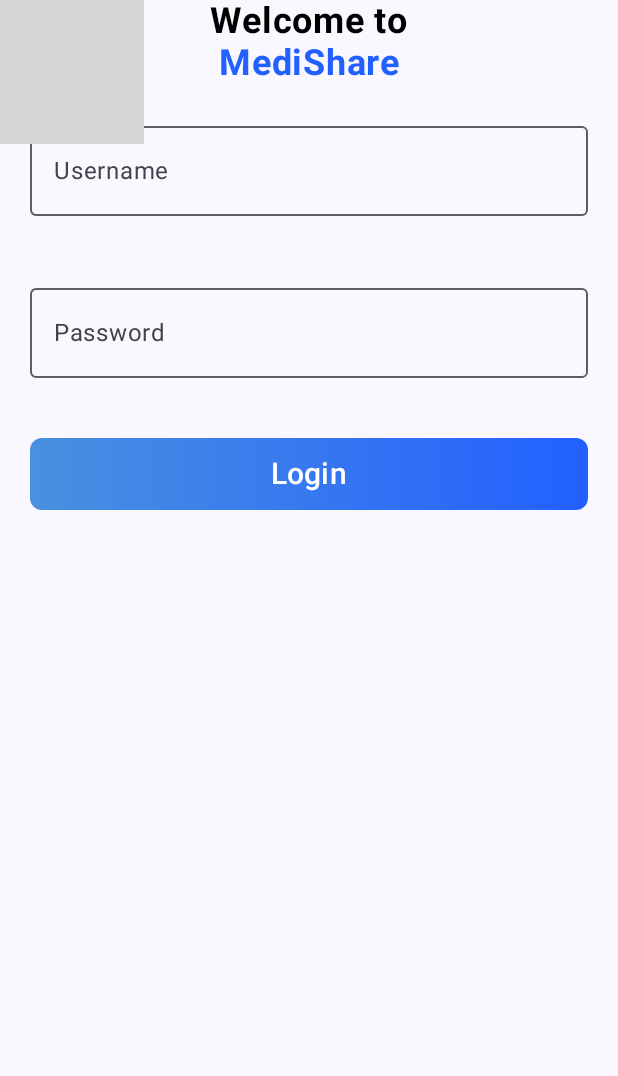
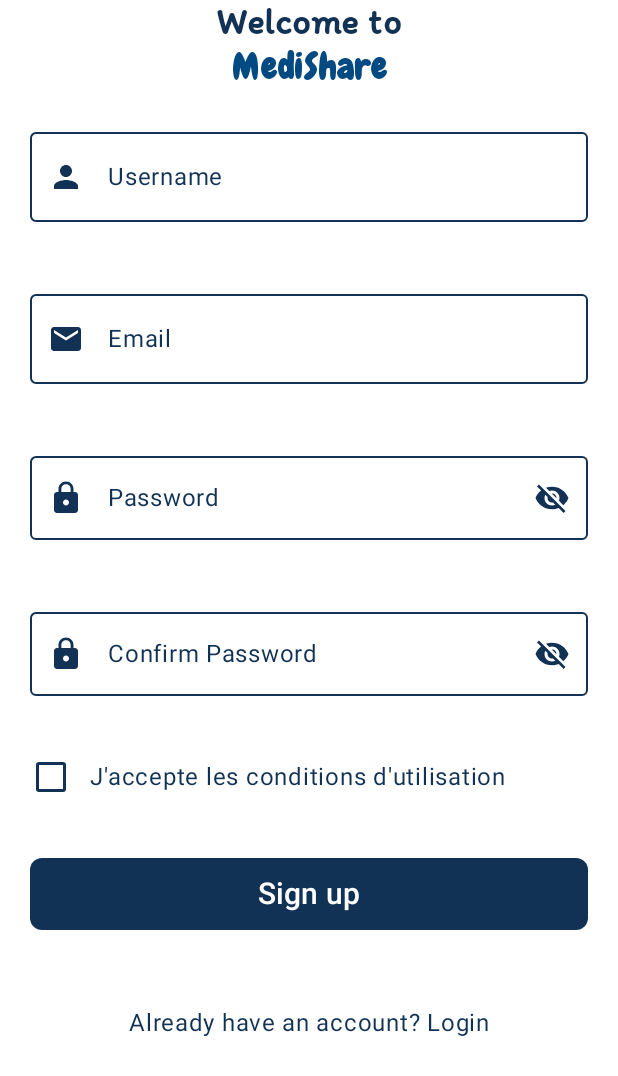
Before and after one commit to hadhemi13/MediShareAndroid, an Android app built with Jetpack Compose: the screen it shows after launch (MainActivity), on a phone screen of 412 x 824 dp. Shown: the top 1076 px of the screen. Run offline under Robolectric (Android 15) with nearby library versions, the phone set to English and light mode, and no system bars; grey boxes are pictures that could not be loaded.

Commit message:
signup ui

```diff
--- a/app/build.gradle.kts
+++ b/app/build.gradle.kts
@@ -66,4 +66,6 @@ dependencies {
     androidTestImplementation(libs.androidx.ui.test.junit4)
     debugImplementation(libs.androidx.ui.tooling)
     debugImplementation(libs.androidx.ui.test.manifest)
+    implementation ("androidx.compose.material:material-icons-extended:1.5.0")
+
 }
--- a/app/src/main/java/com/example/medishareandroid/MainActivity.kt
+++ b/app/src/main/java/com/example/medishareandroid/MainActivity.kt
@@ -4,35 +4,15 @@ import android.os.Bundle
 import androidx.activity.ComponentActivity
 import androidx.activity.compose.setContent
 import androidx.activity.enableEdgeToEdge
-import androidx.compose.foundation.Image
-import androidx.compose.foundation.background
-import androidx.compose.foundation.layout.Box
 import androidx.compose.foundation.layout.Column
-import androidx.compose.foundation.layout.PaddingValues
 import androidx.compose.foundation.layout.fillMaxSize
-import androidx.compose.foundation.layout.fillMaxWidth
-import androidx.compose.foundation.layout.imePadding
 import androidx.compose.foundation.layout.padding
-import androidx.compose.material3.Button
-import androidx.compose.material3.ButtonDefaults
-import androidx.compose.material3.MaterialTheme
-import androidx.compose.material3.OutlinedTextField
 import androidx.compose.material3.Scaffold
-import androidx.compose.material3.Text
 import androidx.compose.runtime.Composable
-import androidx.compose.runtime.mutableStateOf
-import androidx.compose.runtime.remember
-import androidx.compose.ui.Alignment
 import androidx.compose.ui.Modifier
-import androidx.compose.ui.graphics.Brush
-import androidx.compose.ui.graphics.Color
-import androidx.compose.ui.res.colorResource
-import androidx.compose.ui.res.painterResource
-import androidx.compose.ui.text.font.FontWeight
 import androidx.compose.ui.tooling.preview.Preview
-import androidx.compose.ui.unit.dp
-import androidx.compose.ui.unit.sp
 import com.example.medishareandroid.ui.theme.MediSHareAndroidTheme
+import com.example.medishareandroid.user.Signup
 
 class MainActivity : ComponentActivity() {
     override fun onCreate(savedInstanceState: Bundle?) {
@@ -41,8 +21,8 @@ class MainActivity : ComponentActivity() {
         setContent {
             MediSHareAndroidTheme {
                 Scaffold(modifier = Modifier.fillMaxSize()) { innerPadding ->
-                    logo()
-                    Greeting(
+
+                    Signup(
 
                         modifier = Modifier
                             .fillMaxSize()
@@ -55,122 +35,15 @@ class MainActivity : ComponentActivity() {
     }
 }
 
-@Composable
-fun logo() {
-    Image(
-        painter = painterResource(R.drawable.logo),
-        contentDescription = "logo",
-        modifier = Modifier.padding(end = 20.dp)
-    )
-}
-
-@Composable
-fun Greeting(modifier: Modifier = Modifier) {
-    val username = remember { mutableStateOf("") }
-    val password = remember { mutableStateOf("") }
-
-    Column(
-        modifier = Modifier
-            .fillMaxSize()
-            .imePadding(),
-        horizontalAlignment = Alignment.CenterHorizontally
-    ) {
-
-        Text(
-            text = "Welcome to",
-            fontSize = 24.sp,
-            fontWeight = FontWeight.Bold,
-            color = Color.Black
 
 
-        )
-
-
-
-        Text(
-            text = "MediShare",
-            fontSize = 24.sp,
-            fontWeight = FontWeight.Bold,
-            color = colorResource(R.color.bleu),
-        )
-
-        OutlinedTextField(
-            value = username.value,
-            onValueChange = {
-                username.value = it
-
-            },
-            modifier = Modifier
-                .fillMaxWidth()
-                .padding(20.dp),
-            textStyle = androidx.compose.ui.text.TextStyle(
-                color = Color.Black,
-                fontSize = 24.sp,
-                fontWeight = FontWeight.Bold
-            ),
-            label = { Text("Username") },
-            singleLine = true
-        )
-        OutlinedTextField(
-            value = password.value,
-            onValueChange = {
-                password.value = it
-
-            },
-            modifier = Modifier
-                .fillMaxWidth()
-                .padding(20.dp),
-            textStyle = androidx.compose.ui.text.TextStyle(
-                color = Color.Black,
-                fontSize = 24.sp,
-                fontWeight = FontWeight.Bold
-            ),
-            label = { Text("Password") },
-            singleLine = true
-        )
-        Box(
-            modifier = Modifier
-                .fillMaxWidth()
-                .padding(20.dp)
-                .background(
-                    brush = Brush.horizontalGradient(
-                        colors = listOf(
-
-                            Color(0xFF4A90E0),
-                            Color(0xFF2260FF)
-                        )
-                    ),
-                    shape = MaterialTheme.shapes.small // Adjust shape to match button
-                )
-        ) {
-            Button(
-                onClick = {},
-                modifier = Modifier.fillMaxWidth(),
-                colors = ButtonDefaults.buttonColors(
-                    containerColor = Color.Transparent // Set to transparent to show gradient
-                ),
-                contentPadding = PaddingValues() // Remove padding for alignment
-            ) {
-                Text(
-                    "Login",
-                    fontSize = 20.sp,
-                    color = Color.White // Adjust text color as needed
-                )
-            }
-        }
-
-    }
-
-
-}
 
 @Preview(showBackground = true)
 @Composable
 fun GreetingPreview() {
     MediSHareAndroidTheme {
         Column {
-            logo()
-            Greeting()
+
         }
     }
 }
--- a/app/src/main/java/com/example/medishareandroid/user/Signup.kt
+++ b/app/src/main/java/com/example/medishareandroid/user/Signup.kt
@@ -1 +1,307 @@
 package com.example.medishareandroid.user
+import android.widget.Toast
+import androidx.compose.foundation.Image
+import androidx.compose.foundation.background
+import androidx.compose.foundation.clickable
+import androidx.compose.foundation.layout.*
+import androidx.compose.foundation.rememberScrollState
+import androidx.compose.foundation.verticalScroll
+import androidx.compose.material.icons.Icons
+import androidx.compose.material.icons.filled.Email
+import androidx.compose.material.icons.filled.Lock
+import androidx.compose.material.icons.filled.Person
+import androidx.compose.material.icons.filled.Visibility
+import androidx.compose.material.icons.filled.VisibilityOff
+import androidx.compose.material3.*
+import androidx.compose.runtime.*
+import androidx.compose.ui.Alignment
+import androidx.compose.ui.Modifier
+import androidx.compose.ui.geometry.Offset
+import androidx.compose.ui.graphics.Brush
+import androidx.compose.ui.graphics.Color
+import androidx.compose.ui.platform.LocalContext
+import androidx.compose.ui.res.colorResource
+import androidx.compose.ui.res.painterResource
+import androidx.compose.ui.text.font.Font
+import androidx.compose.ui.text.font.FontFamily
+import androidx.compose.ui.text.font.FontWeight
+import androidx.compose.ui.text.input.PasswordVisualTransformation
+import androidx.compose.ui.text.input.VisualTransformation
+import androidx.compose.ui.text.style.TextAlign
+import androidx.compose.ui.text.style.TextOverflow
+import androidx.compose.ui.tooling.preview.Preview
+import androidx.compose.ui.unit.dp
+import androidx.compose.ui.unit.sp
+import com.example.medishareandroid.R
+import com.example.medishareandroid.ui.theme.MediSHareAndroidTheme
+
+@Composable
+fun Signup(modifier: Modifier = Modifier) {
+    val username = remember { mutableStateOf("") }
+    val password = remember { mutableStateOf("") }
+    val confirmpassword = remember { mutableStateOf("") }
+    val scrollState = rememberScrollState()
+    val useremail = remember { mutableStateOf("") }
+    val isChecked = remember { mutableStateOf(false) }
+    val context = LocalContext.current  // Get the correct context
+
+    val myFontFamily = FontFamily(
+        Font(R.font.itimregular), // Remplacez par le nom de votre fichier de police
+    )
+    val mediFontFamily = FontFamily(
+        Font(R.font.chewyregular), // Remplacez par le nom de votre fichier de police
+    )
+    Box(
+        modifier = Modifier
+            .fillMaxSize()
+            .background(
+                brush = Brush.linearGradient(
+                    colors = listOf(Color.White,colorResource(R.color.white)), // Dégradé du blanc au bleu
+                    start = Offset(0f, 0f),
+                    end = Offset(0f, Float.POSITIVE_INFINITY)
+                )
+            )
+    )
+    Column(
+        modifier = Modifier
+            .fillMaxSize()
+
+            .verticalScroll(scrollState)
+            .imePadding(),
+
+        horizontalAlignment = Alignment.CenterHorizontally
+    ) {
+
+        Text(
+            text = "Welcome to",
+            fontSize = 24.sp,
+            fontWeight = FontWeight.Bold,
+            color =  colorResource(R.color.sign),
+                    fontFamily = myFontFamily,
+
+
+        )
+        Text(
+            text = "MediShare",
+            fontSize = 24.sp,
+            fontWeight = FontWeight.Bold,
+            color = colorResource(R.color.signup),
+            fontFamily = mediFontFamily
+        )
+
+        OutlinedTextField(
+            value = username.value,
+            onValueChange = { username.value = it },
+            modifier = Modifier
+                .fillMaxWidth()
+                .padding(20.dp),
+            textStyle = androidx.compose.ui.text.TextStyle(
+                color = Color.Black,
+                fontSize = 24.sp,
+                fontWeight = FontWeight.Bold
+            ),
+            label = { Text("Username") },
+            leadingIcon = {
+                Icon(Icons.Filled.Person, contentDescription = "Username Icon")
+            },  singleLine = true,
+            colors = TextFieldDefaults.colors(
+                unfocusedTextColor = colorResource(R.color.sign), // Couleur du texte en non-focus
+                unfocusedLabelColor = colorResource(R.color.sign), // Couleur du label en non-focus
+                unfocusedLeadingIconColor = colorResource(R.color.sign), // Couleur de l'icône en non-focus
+                unfocusedIndicatorColor = colorResource(R.color.sign), // Couleur du contour en non-focus
+                unfocusedContainerColor = Color.Transparent, // Couleur de fond en non-focus
+
+                focusedTextColor = colorResource(R.color.sign), // Couleur du texte en focus
+                focusedLabelColor = colorResource(R.color.sign), // Couleur du label en focus
+                focusedLeadingIconColor = colorResource(R.color.sign), // Couleur de l'icône en focus
+                focusedIndicatorColor = colorResource(R.color.sign), // Couleur du contour en focus
+                focusedContainerColor = Color.Transparent // Couleur de fond en focus
+            )
+
+
+
+                )
+
+
+
+
+        OutlinedTextField(
+            value = useremail.value,
+            onValueChange = { useremail.value = it },
+            modifier = Modifier
+                .fillMaxWidth()
+                .padding(20.dp),
+            textStyle = androidx.compose.ui.text.TextStyle(
+                color = Color.Black,
+                fontSize = 24.sp,
+                fontWeight = FontWeight.Bold
+            ),
+            label = { Text("Email") },
+            leadingIcon = {
+                Icon(Icons.Filled.Email, contentDescription = "Email Icon")
+            },
+            singleLine = true,
+            colors = TextFieldDefaults.colors(
+                unfocusedTextColor = colorResource(R.color.sign),
+                unfocusedLabelColor = colorResource(R.color.sign),
+                unfocusedLeadingIconColor = colorResource(R.color.sign),
+                unfocusedIndicatorColor = colorResource(R.color.sign),
+                unfocusedContainerColor = Color.Transparent,
+                cursorColor = colorResource(R.color.sign) ,
+                focusedTextColor = colorResource(R.color.sign),
+                focusedLabelColor = colorResource(R.color.sign),
+                focusedLeadingIconColor = colorResource(R.color.sign),
+                focusedIndicatorColor = colorResource(R.color.sign),
+                focusedContainerColor = Color.Transparent
+            )
+        )
+
+        PasswordField(
+            password = password.value,
+            onPasswordChange = { password.value = it },
+            label = "Password"
+        )
+
+        PasswordField(
+            password = confirmpassword.value,
+            onPasswordChange = { confirmpassword.value = it },
+            label = "Confirm Password"
+        )
+        Row(
+            modifier = Modifier
+                .padding(10.dp)
+                .fillMaxWidth(),
+            verticalAlignment = Alignment.CenterVertically
+        ) {
+            Checkbox(
+                checked = isChecked.value,
+                onCheckedChange = { isChecked.value = it },
+                colors = CheckboxDefaults.colors(
+                    uncheckedColor = colorResource(R.color.sign),
+                            checkedColor = Color.Transparent
+                )
+            )
+            Text(
+                text = "J'accepte les conditions d'utilisation",
+                modifier = Modifier
+                    .padding(start = 2.dp)
+                    .align(Alignment.CenterVertically) // Center the text vertically with the checkbox
+                    .weight(1f), // Ensures the text uses the remaining space if needed
+                fontSize = 16.sp,
+                color = colorResource(R.color.sign),
+                maxLines = 1, // Ensure text is a single line
+                overflow = TextOverflow.Ellipsis // If text is too long, it will be truncated
+            )
+        }
+        Box(
+            modifier = Modifier
+                .fillMaxWidth()
+                .padding(20.dp)
+                .background(
+                    brush = Brush.horizontalGradient(
+                        colors = listOf(
+
+                            colorResource(R.color.sign),
+                            colorResource(R.color.sign),
+
+                            )
+                    ),
+                    shape = MaterialTheme.shapes.small
+                )
+        ) {
+            Button(
+                onClick = {
+                    if (!isChecked.value) {
+                        Toast.makeText(context, "Please accept the terms and conditions", Toast.LENGTH_SHORT).show()
+                        // Display the toast with the correct context
+                    } else {
+                        // Proceed to the next step
+                    }
+                },
+                modifier = Modifier.fillMaxWidth(),
+                colors = ButtonDefaults.buttonColors(
+                    containerColor = Color.Transparent
+                ),
+                contentPadding = PaddingValues(),
+
+            ) {
+                Text(
+                    "Sign up",
+                    fontSize = 20.sp,
+                    color = colorResource(R.color.white)
+                )
+            }
+        }
+        Text(
+            text = "Already have an account? Login",
+            fontSize = 16.sp,
+            color = colorResource(R.color.sign), // Utilisez une couleur qui se démarque
+            modifier = Modifier
+                .padding(30.dp)
+                .clickable {
+                    // Action à réaliser lors du clic, par exemple, naviguer vers la page de connexion
+                    // navigationController.navigate("login") // Assurez-vous d'importer la bibliothèque de navigation
+                },
+            textAlign = TextAlign.Center // Centrez le texte si vous le souhaitez
+        )
+
+    }
+}
+
+@Composable
+fun PasswordField(
+    password: String,
+    onPasswordChange: (String) -> Unit,
+    label: String,
+    modifier: Modifier = Modifier
+) {
+    var isPasswordVisible by remember { mutableStateOf(false) }
+
+    OutlinedTextField(
+        value = password,
+        onValueChange = onPasswordChange,
+        label = { Text(label) },
+        modifier = modifier
+            .fillMaxWidth()
+            .padding(20.dp),
+        visualTransformation = if (isPasswordVisible) {
+            VisualTransformation.None
+        } else {
+            PasswordVisualTransformation()
+        },
+        trailingIcon = {
+            IconButton(onClick = { isPasswordVisible = !isPasswordVisible }) {
+                Icon(
+                    imageVector = if (isPasswordVisible) Icons.Filled.Visibility else Icons.Filled.VisibilityOff,
+                    contentDescription = if (isPasswordVisible) "Hide password" else "Show password",
+                    tint = colorResource(R.color.sign)
+                )
+            }
+        },
+        leadingIcon = {
+            Icon(Icons.Filled.Lock, contentDescription = "Password Icon")
+        },
+        singleLine = true,
+        colors = TextFieldDefaults.colors(
+            unfocusedTextColor = colorResource(R.color.sign), // Couleur du texte en non-focus
+            unfocusedLabelColor = colorResource(R.color.sign), // Couleur du label en non-focus
+            unfocusedLeadingIconColor = colorResource(R.color.sign), // Couleur de l'icône en non-focus
+            unfocusedIndicatorColor = colorResource(R.color.sign), // Couleur du contour en non-focus
+            unfocusedContainerColor = Color.Transparent, // Couleur de fond en non-focus
+
+            focusedTextColor = colorResource(R.color.sign), // Couleur du texte en focus
+            focusedLabelColor = colorResource(R.color.sign), // Couleur du label en focus
+            focusedLeadingIconColor = colorResource(R.color.sign), // Couleur de l'icône en focus
+            focusedIndicatorColor = colorResource(R.color.sign), // Couleur du contour en focus
+            focusedContainerColor = Color.Transparent // Couleur de fond en focus
+        )
+    )
+}
+
+@Preview(showBackground = true)
+@Composable
+fun GreetingPreview() {
+    MediSHareAndroidTheme {
+        Signup()
+    }
+}
--- a/app/src/main/res/values/colors.xml
+++ b/app/src/main/res/values/colors.xml
@@ -8,4 +8,15 @@
     <color name="black">#FF000000</color>
     <color name="white">#FFFFFFFF</color>
     <color name="bleu">#2260FF</color>
+    <color name="sign">#113155</color>
+    <color name="signup">#034a82</color>
+    <color name="buttonsignup">#91c7d2</color>
+    <color name="signupbutton">#488fb7</color>
+    <color name="signupdeg">#5289c1 </color>
+    <color name="signupdegg">#5c9fcf </color>
+    <color name="liensign">#A5DBE6 </color>
+
+
+
+
 </resources>
```
